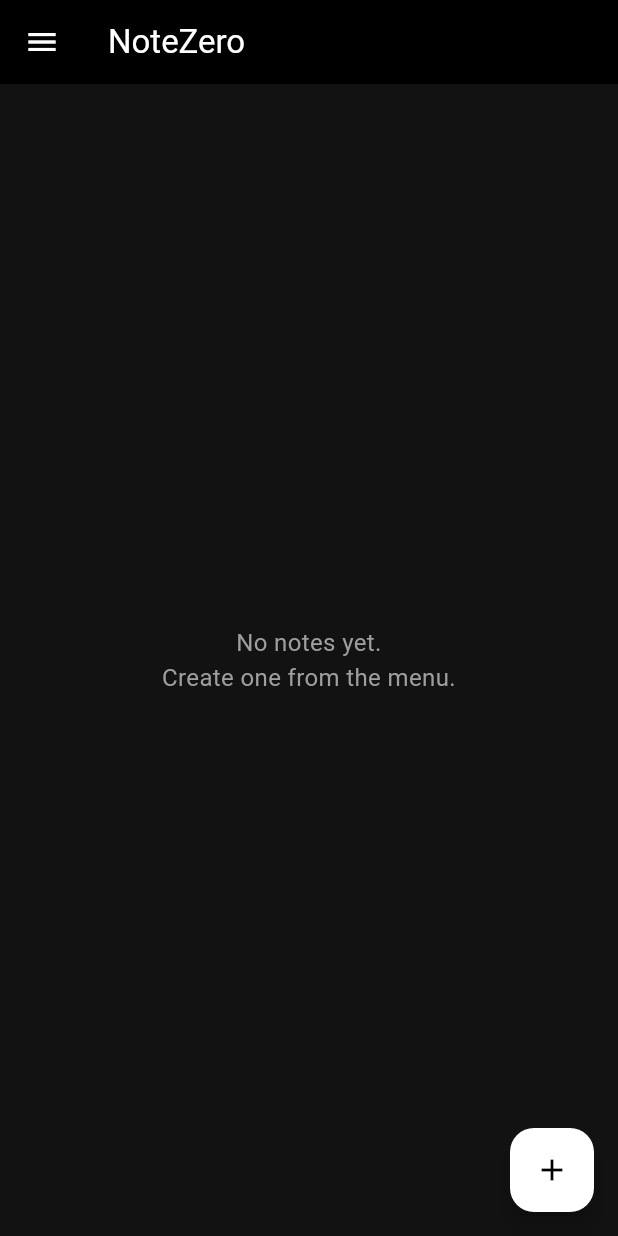
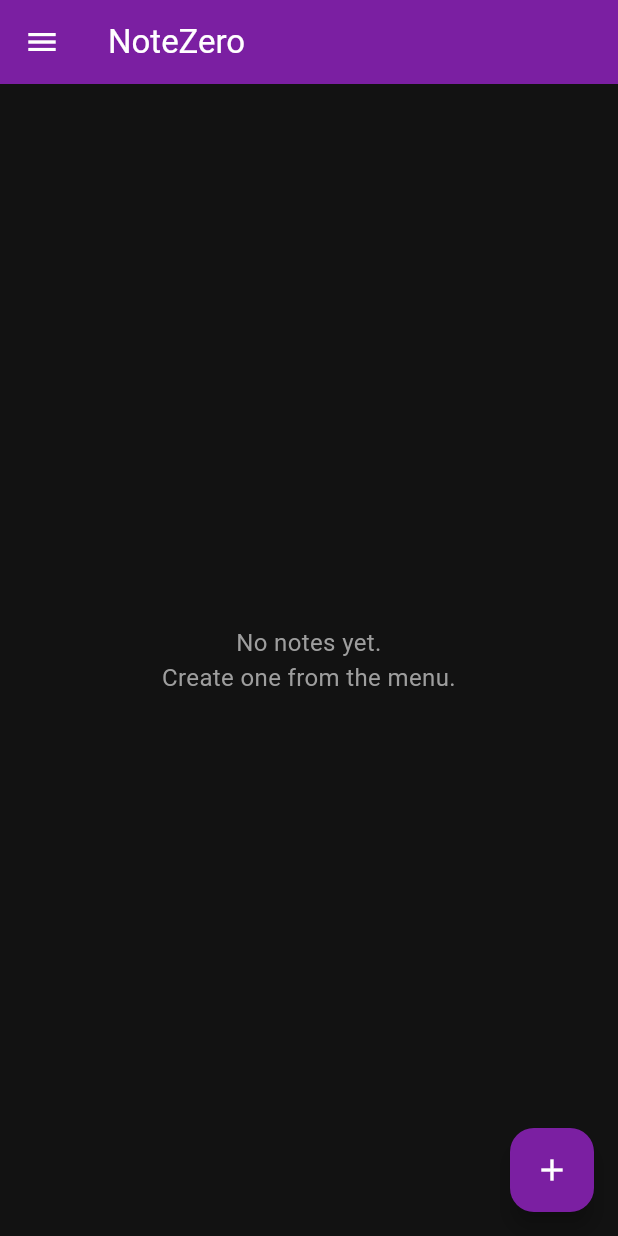
Before and after one commit to AyushZero/NoteZero, a Flutter app: the screen it shows after launch, on a phone screen of 412 x 824 dp. Run offline on Flutter 3.47's test engine with Material 3 defaults, Android fonts, the phone set to English and light mode, and no system bars; our stand-ins replace shared_preferences.

Commit message:
Theme improvements.

```diff
--- a/lib/main.dart
+++ b/lib/main.dart
@@ -25,29 +25,37 @@
             title: 'NoteZero',
             themeMode: themeProvider.themeMode,
             theme: ThemeData.light().copyWith(
-              primaryColor: Colors.blue,
+              primaryColor: const Color(0xFF9C27B0), // Light purple
               scaffoldBackgroundColor: Colors.white,
               appBarTheme: const AppBarTheme(
-                backgroundColor: Colors.blue,
+                backgroundColor: Color(0xFF9C27B0),
                 elevation: 0,
               ),
               colorScheme: const ColorScheme.light(
-                primary: Colors.blue,
-                secondary: Colors.blueAccent,
+                primary: Color(0xFF9C27B0),
+                secondary: Color(0xFFBA68C8),
                 surface: Colors.white,
+              ),
+              floatingActionButtonTheme: const FloatingActionButtonThemeData(
+                backgroundColor: Color(0xFF9C27B0),
+                foregroundColor: Colors.white,
               ),
             ),
             darkTheme: ThemeData.dark().copyWith(
-              primaryColor: Colors.black,
+              primaryColor: const Color(0xFF7B1FA2), // Darker purple
               scaffoldBackgroundColor: const Color(0xFF121212),
               appBarTheme: const AppBarTheme(
-                backgroundColor: Colors.black,
+                backgroundColor: Color(0xFF7B1FA2),
                 elevation: 0,
               ),
-              colorScheme: ColorScheme.dark(
-                primary: Colors.white,
-                secondary: Colors.grey[400]!,
-                surface: const Color(0xFF1E1E1E),
+              colorScheme: const ColorScheme.dark(
+                primary: Color(0xFF7B1FA2),
+                secondary: Color(0xFF9C27B0),
+                surface: Color(0xFF1E1E1E),
+              ),
+              floatingActionButtonTheme: const FloatingActionButtonThemeData(
+                backgroundColor: Color(0xFF7B1FA2),
+                foregroundColor: Colors.white,
               ),
             ),
             home: const HomeScreen(),
```
